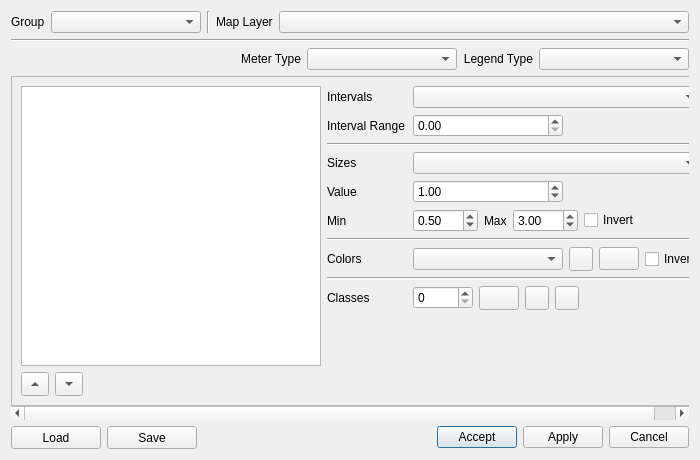
qgisred/QGISRed, file ui/project/qgisred_legends_dialog.ui: the form before one commit.
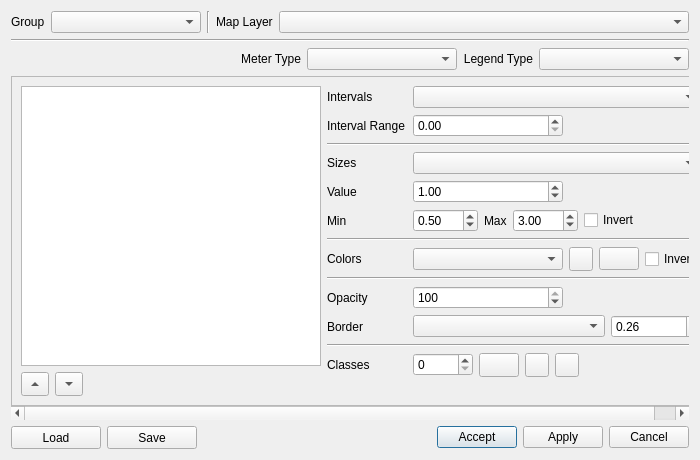
The form after the commit. Custom widgets are drawn as their Qt base class.

Commit message: [Legends] Sector opacity and border for all classes

Patch:
```diff
--- a/ui/project/qgisred_legends_dialog.ui
+++ b/ui/project/qgisred_legends_dialog.ui
@@ -587,13 +587,107 @@
                 <layout class="QHBoxLayout" name="palletesHorizontalLayout"/>
                </item>
                <item row="9" column="0" colspan="2">
-                <widget class="Line" name="line_7">
+                <widget class="Line" name="line_8">
                  <property name="orientation">
                   <enum>Qt::Horizontal</enum>
                  </property>
                 </widget>
                </item>
                <item row="10" column="0">
+                <widget class="QLabel" name="labelFillOpacity">
+                 <property name="text">
+                  <string>Opacity</string>
+                 </property>
+                 <property name="buddy">
+                  <cstring>spinFillOpacity</cstring>
+                 </property>
+                </widget>
+               </item>
+               <item row="10" column="1">
+                <widget class="QSpinBox" name="spinFillOpacity">
+                 <property name="minimumSize">
+                  <size>
+                   <width>90</width>
+                   <height>0</height>
+                  </size>
+                 </property>
+                 <property name="maximumSize">
+                  <size>
+                   <width>150</width>
+                   <height>16777215</height>
+                  </size>
+                 </property>
+                 <property name="maximum">
+                  <number>100</number>
+                 </property>
+                 <property name="singleStep">
+                  <number>10</number>
+                 </property>
+                 <property name="value">
+                  <number>100</number>
+                 </property>
+                </widget>
+               </item>
+               <item row="11" column="0">
+                <widget class="QLabel" name="labelBorder">
+                 <property name="text">
+                  <string>Border</string>
+                 </property>
+                 <property name="buddy">
+                  <cstring>cbBorder</cstring>
+                 </property>
+                </widget>
+               </item>
+               <item row="11" column="1">
+                <layout class="QHBoxLayout" name="borderControlsLayout">
+                 <property name="spacing">
+                  <number>6</number>
+                 </property>
+                 <item>
+                  <widget class="QComboBox" name="cbBorder">
+                   <property name="sizePolicy">
+                    <sizepolicy hsizetype="Expanding" vsizetype="Fixed">
+                     <horstretch>1</horstretch>
+                     <verstretch>0</verstretch>
+                    </sizepolicy>
+                   </property>
+                   <property name="minimumSize">
+                    <size>
+                     <width>150</width>
+                     <height>0</height>
+                    </size>
+                   </property>
+                  </widget>
+                 </item>
+                 <item>
+                  <widget class="QDoubleSpinBox" name="spinBorderWidth">
+                   <property name="minimumSize">
+                    <size>
+                     <width>90</width>
+                     <height>0</height>
+                    </size>
+                   </property>
+                   <property name="maximum">
+                    <double>20.000000000000000</double>
+                   </property>
+                   <property name="singleStep">
+                    <double>0.100000000000000</double>
+                   </property>
+                   <property name="value">
+                    <double>0.260000000000000</double>
+                   </property>
+                  </widget>
+                 </item>
+                </layout>
+               </item>
+               <item row="12" column="0" colspan="2">
+                <widget class="Line" name="line_7">
+                 <property name="orientation">
+                  <enum>Qt::Horizontal</enum>
+                 </property>
+                </widget>
+               </item>
+               <item row="13" column="0">
                 <widget class="QLabel" name="labelClass">
                  <property name="text">
                   <string>Classes</string>
@@ -603,7 +697,7 @@
                  </property>
                 </widget>
                </item>
-               <item row="10" column="1">
+               <item row="13" column="1">
                 <layout class="QHBoxLayout" name="classControlsLayout">
                  <property name="spacing">
                   <number>6</number>
```
The commit also changes 2 other files.
